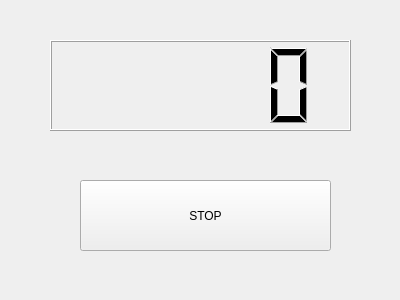
Above: Practica1 sin QT/counterDlg.ui from AbelGB08/RoboticaGit before the change. Below: the same form after it.
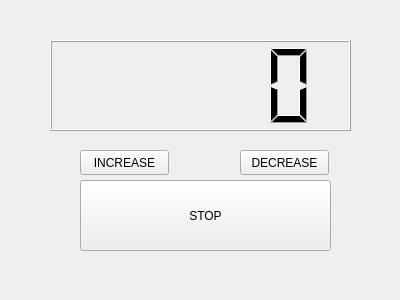
That is the form after the change.

What changed in the file:
```diff
--- a/Practica1 sin QT/counterDlg.ui
+++ b/Practica1 sin QT/counterDlg.ui
@@ -36,6 +36,32 @@
     </rect>
    </property>
   </widget>
+  <widget class="QPushButton" name="pushButton">
+   <property name="geometry">
+    <rect>
+     <x>80</x>
+     <y>150</y>
+     <width>89</width>
+     <height>25</height>
+    </rect>
+   </property>
+   <property name="text">
+    <string>INCREASE</string>
+   </property>
+  </widget>
+  <widget class="QPushButton" name="pushButton_2">
+   <property name="geometry">
+    <rect>
+     <x>240</x>
+     <y>150</y>
+     <width>89</width>
+     <height>25</height>
+    </rect>
+   </property>
+   <property name="text">
+    <string>DECREASE</string>
+   </property>
+  </widget>
  </widget>
  <resources/>
  <connections/>
```
